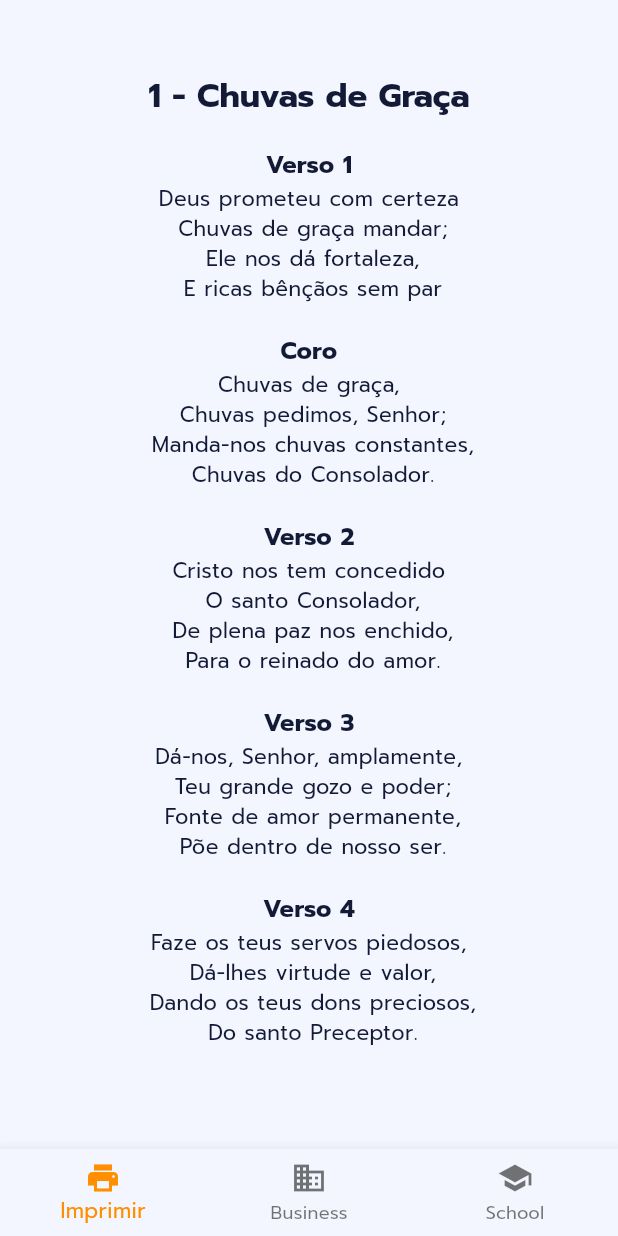
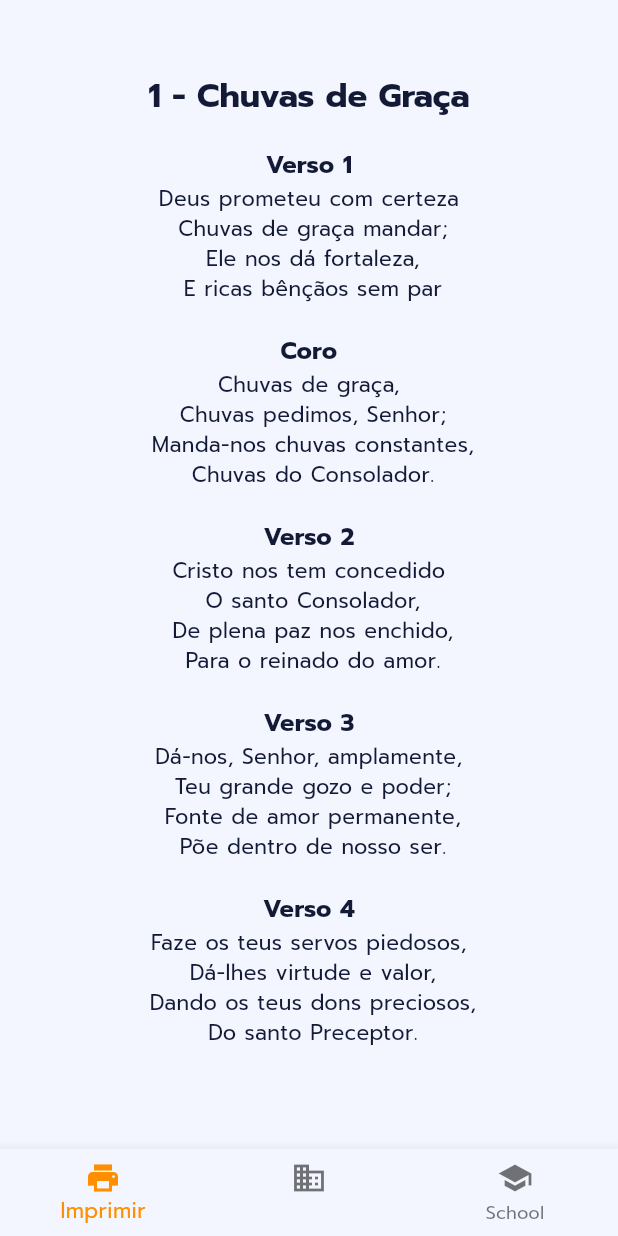
Before and after one commit to FJosias1997/harpa_crista_interativa, a Flutter app: the screen it shows after launch, after a tap on an icon or button, on a phone screen of 412 x 824 dp. Run offline on Flutter 3.47's test engine with Material 3 defaults, Android fonts, the phone set to English and light mode, and no system bars; our stand-ins replace pdf, printing; project files that could hold a hidden picture were left out.

```diff
--- a/lib/pages/hymn/hymn_page.dart
+++ b/lib/pages/hymn/hymn_page.dart
@@ -101,10 +101,7 @@ class _HymnPageState extends State<HymnPage> {
       bottomNavigationBar: BottomNavigationBar(
         items: const <BottomNavigationBarItem>[
           BottomNavigationBarItem(icon: Icon(Icons.print), label: 'Imprimir'),
-          BottomNavigationBarItem(
-            icon: Icon(Icons.business),
-            label: 'Business',
-          ),
+          BottomNavigationBarItem(icon: Icon(Icons.business), label: ''),
           BottomNavigationBarItem(icon: Icon(Icons.school), label: 'School'),
         ],
         currentIndex: _selectedIndex,
```
Also changed, not shown: 1 other file.
